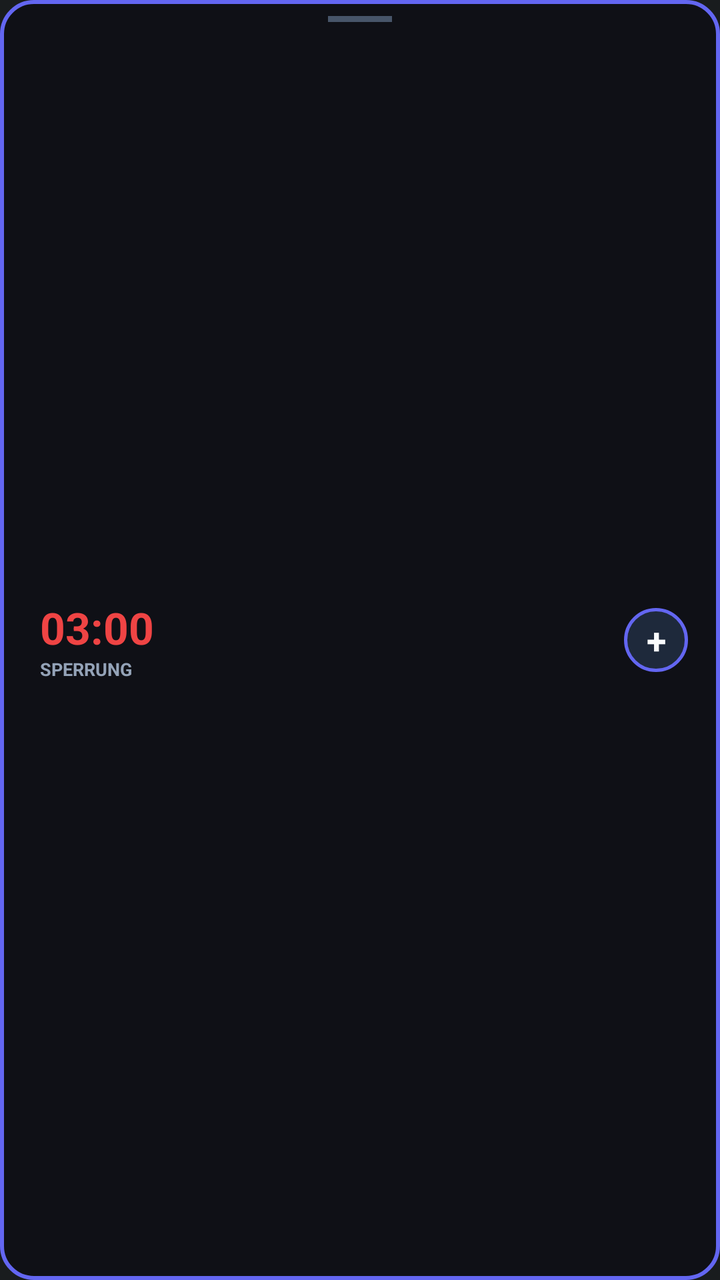
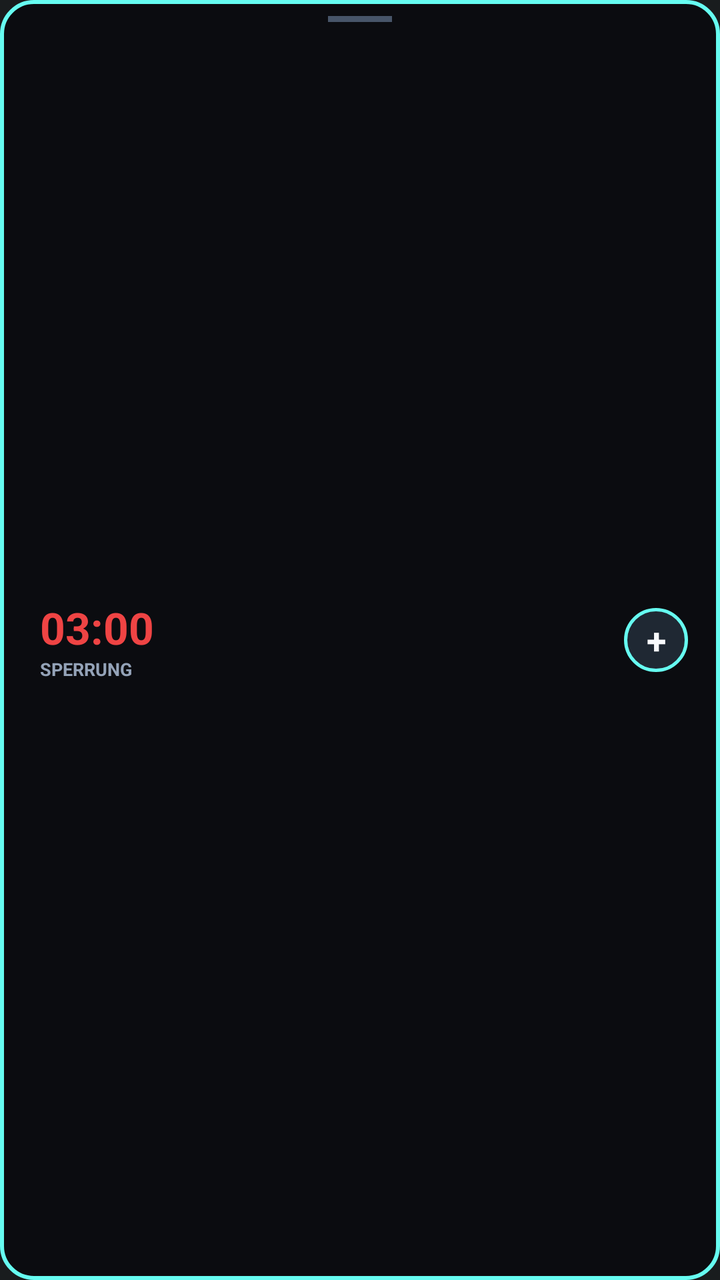

Before-and-after screenshots of an Android layout around one commit, followed by the original layout XML and the change that was made.
<!-- AndroidManifest.xml: application theme android:Theme.DeviceDefault.NoActionBar -->
<!-- res/layout/overlay_countdown.xml -->
<?xml version="1.0" encoding="utf-8"?>
<RelativeLayout xmlns:android="http://schemas.android.com/apk/res/android"
    android:id="@+id/overlayRoot"
    android:layout_width="match_parent"
    android:layout_height="match_parent"
    android:background="@drawable/glowing_overlay_bg"
    android:padding="8dp">

    
    <View
        android:id="@+id/dragIndicator"
        android:layout_width="32dp"
        android:layout_height="3dp"
        android:layout_centerHorizontal="true"
        android:layout_alignParentTop="true"
        android:background="#475569" />

    
    <LinearLayout
        android:id="@+id/countdownLayout"
        android:layout_width="wrap_content"
        android:layout_height="wrap_content"
        android:layout_centerVertical="true"
        android:layout_alignParentLeft="true"
        android:layout_marginLeft="12dp"
        android:orientation="vertical"
        android:gravity="left|center_vertical">

        <TextView
            android:id="@+id/countdownText"
            android:layout_width="wrap_content"
            android:layout_height="wrap_content"
            android:text="03:00"
            android:textColor="#EF4444"
            android:textSize="22sp"
            android:textStyle="bold" />

        <TextView
            android:id="@+id/countdownLabel"
            android:layout_width="wrap_content"
            android:layout_height="wrap_content"
            android:text="@string/overlay_label"
            android:textColor="#94A3B8"
            android:textSize="9sp"
            android:textStyle="bold"
            android:textAllCaps="true" />
    </LinearLayout>

    
    <TextView
        android:id="@+id/sizeToggleButton"
        android:layout_width="32dp"
        android:layout_height="32dp"
        android:layout_centerVertical="true"
        android:layout_alignParentRight="true"
        android:layout_marginRight="8dp"
        android:background="@drawable/oval_button_bg"
        android:textColor="#F8FAFC"
        android:text="+"
        android:textSize="18sp"
        android:textStyle="bold"
        android:gravity="center"
        android:clickable="true"
        android:focusable="true" />

    
    <FrameLayout
        android:id="@+id/animationContainer"
        android:layout_width="match_parent"
        android:layout_height="match_parent"
        android:layout_toRightOf="@id/countdownLayout"
        android:layout_toLeftOf="@id/sizeToggleButton"
        android:layout_marginHorizontal="4dp"
        android:layout_marginTop="6dp"
        android:layout_marginBottom="6dp"
        android:visibility="gone">

        <ImageView
            android:id="@+id/earthImage"
            android:layout_width="32dp"
            android:layout_height="32dp"
            android:layout_gravity="center"
            android:src="@drawable/ic_earth"
            android:visibility="gone" />

        <ImageView
            android:id="@+id/launchpadImage"
            android:layout_width="32dp"
            android:layout_height="32dp"
            android:layout_gravity="center_horizontal|bottom"
            android:src="@drawable/ic_launchpad"
            android:visibility="gone" />

        <ImageView
            android:id="@+id/rocketImage"
            android:layout_width="16dp"
            android:layout_height="16dp"
            android:layout_gravity="center"
            android:src="@drawable/ic_rocket"
            android:visibility="gone" />
    </FrameLayout>

</RelativeLayout>
<!-- resources referenced by this layout -->
<resources>
  <!-- drawable glowing_overlay_bg (drawable) -->
  <?xml version="1.0" encoding="utf-8"?>
  <shape xmlns:android="http://schemas.android.com/apk/res/android"
      android:shape="rectangle">
      <solid android:color="#0F1016" />
      <stroke
          android:width="2dp"
          android:color="#6366F1" />
      <corners android:radius="16dp" />
  </shape>
  <!-- drawable ic_earth (drawable) -->
  <vector xmlns:android="http://schemas.android.com/apk/res/android"
      android:width="24dp"
      android:height="24dp"
      android:viewportWidth="24"
      android:viewportHeight="24">
      
      <path
          android:fillColor="#3B82F6"
          android:pathData="M12,2 A10,10 0 1,0 12,22 A10,10 0 1,0 12,2 Z" />
      
      <path
          android:fillColor="#22C55E"
          android:pathData="M8,5 Q10,4 12,6 T14,10 Q12,12 10,10 Z M5,11 Q7,12 7,14 T4,16 Z M15,12 Q17,11 16,14 T13,15 Z" />
  </vector>
  <!-- drawable ic_launchpad (drawable) -->
  <vector xmlns:android="http://schemas.android.com/apk/res/android"
      android:width="24dp"
      android:height="24dp"
      android:viewportWidth="24"
      android:viewportHeight="24">
      
      <path
          android:fillColor="#475569"
          android:pathData="M2,20 L22,20 L22,23 L2,23 Z" />
      
      <path
          android:fillColor="#64748B"
          android:pathData="M5,6 L7,6 L7,20 L5,20 Z" />
      
      <path
          android:strokeColor="#475569"
          android:strokeWidth="1"
          android:pathData="M5,8 L7,10 M5,12 L7,14 M5,16 L7,18" />
      
      <path
          android:fillColor="#64748B"
          android:pathData="M7,14 L11,14 L11,15 L7,15 Z M17,14 L13,14 L13,15 L17,15 Z" />
      
      <path
          android:fillColor="#64748B"
          android:pathData="M17,12 L19,12 L19,20 L17,20 Z" />
  </vector>
  <!-- drawable ic_rocket (drawable) -->
  <vector xmlns:android="http://schemas.android.com/apk/res/android"
      android:width="24dp"
      android:height="24dp"
      android:viewportWidth="24"
      android:viewportHeight="24">
      
      <path
          android:fillColor="#EF4444"
          android:pathData="M6,17 L3,19 L5,14 Z M18,17 L21,19 L19,14 Z" />
      
      <path
          android:fillColor="#F8FAFC"
          android:pathData="M12,1 C9,5 9,13 9,18 C10,19 14,19 15,18 C15,13 15,5 12,1 Z" />
      
      <path
          android:fillColor="#EF4444"
          android:pathData="M12,1 C10.5,3 10,5 10,7 C11,8 13,8 14,7 C14,5 13.5,3 12,1 Z" />
      
      <path
          android:fillColor="#38BDF8"
          android:pathData="M12,11 A1.5,1.5 0 1,0 12,8 A1.5,1.5 0 1,0 12,11 Z" />
      
      <path
          android:fillColor="#F59E0B"
          android:pathData="M11,18 L12,22 L13,18 Z" />
  </vector>
  <!-- drawable oval_button_bg (drawable) -->
  <?xml version="1.0" encoding="utf-8"?>
  <shape xmlns:android="http://schemas.android.com/apk/res/android"
      android:shape="oval">
      <solid android:color="#1E293B" />
      <stroke
          android:width="1.5dp"
          android:color="#6366F1" />
  </shape>
  <string name="overlay_label">Sperrung</string>
</resources>

<!-- the commit's change to res/layout/overlay_countdown.xml (unified diff, before → after) -->
@@ -13,7 +13,7 @@
         android:layout_height="3dp"
         android:layout_centerHorizontal="true"
         android:layout_alignParentTop="true"
-        android:background="#475569" />
+        android:background="@color/child_border" />
 
     
     <LinearLayout
@@ -31,7 +31,7 @@
             android:layout_width="wrap_content"
             android:layout_height="wrap_content"
             android:text="03:00"
-            android:textColor="#EF4444"
+            android:textColor="@color/child_red"
             android:textSize="22sp"
             android:textStyle="bold" />
 
@@ -40,7 +40,7 @@
             android:layout_width="wrap_content"
             android:layout_height="wrap_content"
             android:text="@string/overlay_label"
-            android:textColor="#94A3B8"
+            android:textColor="@color/child_muted"
             android:textSize="9sp"
             android:textStyle="bold"
             android:textAllCaps="true" />
@@ -55,7 +55,7 @@
         android:layout_alignParentRight="true"
         android:layout_marginRight="8dp"
         android:background="@drawable/oval_button_bg"
-        android:textColor="#F8FAFC"
+        android:textColor="@color/child_text"
         android:text="+"
         android:textSize="18sp"
         android:textStyle="bold"
<!-- resource entries referenced after the edit -->
@@ -1,13 +1,17 @@
 <!-- resources referenced by this layout -->
 <resources>
+  <color name="child_border">#475569</color>
+  <color name="child_muted">#94A3B8</color>
+  <color name="child_red">#EF4444</color>
+  <color name="child_text">#F8FAFC</color>
   <!-- drawable glowing_overlay_bg (drawable) -->
   <?xml version="1.0" encoding="utf-8"?>
   <shape xmlns:android="http://schemas.android.com/apk/res/android"
       android:shape="rectangle">
-      <solid android:color="#0F1016" />
+      <solid android:color="@color/child_bg" />
       <stroke
           android:width="2dp"
-          android:color="#6366F1" />
+          android:color="@color/child_primary" />
       <corners android:radius="16dp" />
   </shape>
   <!-- drawable ic_earth (drawable) -->
@@ -84,11 +88,14 @@
   <?xml version="1.0" encoding="utf-8"?>
   <shape xmlns:android="http://schemas.android.com/apk/res/android"
       android:shape="oval">
-      <solid android:color="#1E293B" />
+      <solid android:color="@color/child_surface" />
       <stroke
           android:width="1.5dp"
-          android:color="#6366F1" />
+          android:color="@color/child_primary" />
   </shape>
   <string name="overlay_label">Sperrung</string>
+  <color name="child_bg">#0B0C10</color>
+  <color name="child_primary">#66FCF1</color>
+  <color name="child_surface">#1F2833</color>
 </resources>
 
